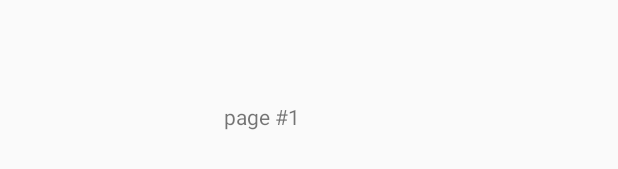
After one commit to esenbekov/FairCrash, an Android app: the layout page.xml on its own in the app's theme, with its tools: preview values and no code run, on a phone screen of 412 x 824 dp. The commit adds this screen. Shown: the part 467-636 px from the top of the screen. Run offline under Robolectric (Android 15) with nearby library versions, the phone set to English and light mode, and no system bars.

Commit message:
"Дополнение"

```diff
--- a/app/src/main/java/de/fh_zwickau/faircrash/MainActivity.java
+++ b/app/src/main/java/de/fh_zwickau/faircrash/MainActivity.java
@@ -17,6 +17,7 @@ import de.fh_zwickau.faircrash.fragments.FragmentTimetable;
 
 public class MainActivity extends AppCompatActivity
         implements NavigationView.OnNavigationItemSelectedListener {
+    //лох
 
     FragmentMain fragmentMain;
     FragmentCompanies fragmentCompanies;
--- a/app/src/main/res/layout/fragment_companies.xml
+++ b/app/src/main/res/layout/fragment_companies.xml
@@ -11,6 +11,6 @@
         android:layout_width="match_parent"
         android:layout_height="match_parent"
         android:text="@string/companies_item"
-        android:textSize="20sp"/>
+        android:textSize="20sp" />
 
 </FrameLayout>
--- /dev/null
+++ b/app/src/main/res/layout/page.xml
@@ -0,0 +1,17 @@
+<?xml version="1.0" encoding="utf-8"?>
+<android.support.constraint.ConstraintLayout xmlns:android="http://schemas.android.com/apk/res/android"
+    xmlns:tools="http://schemas.android.com/tools"
+    android:layout_width="match_parent"
+    android:layout_height="match_parent"
+    xmlns:app="http://schemas.android.com/apk/res-auto">
+
+    <TextView
+        android:layout_width="113dp"
+        android:layout_height="66dp"
+        android:text="page #1"
+        app:layout_constraintBottom_toBottomOf="parent"
+        app:layout_constraintLeft_toLeftOf="parent"
+        app:layout_constraintRight_toRightOf="parent"
+        app:layout_constraintTop_toTopOf="parent" />
+
+</android.support.constraint.ConstraintLayout>
```
